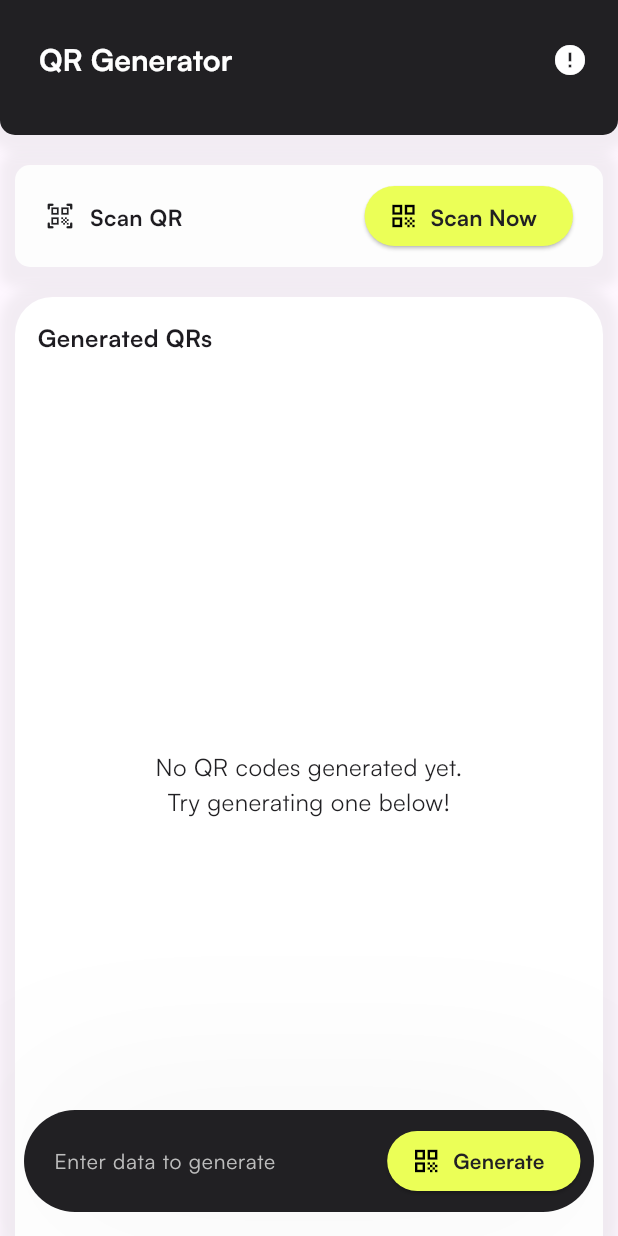
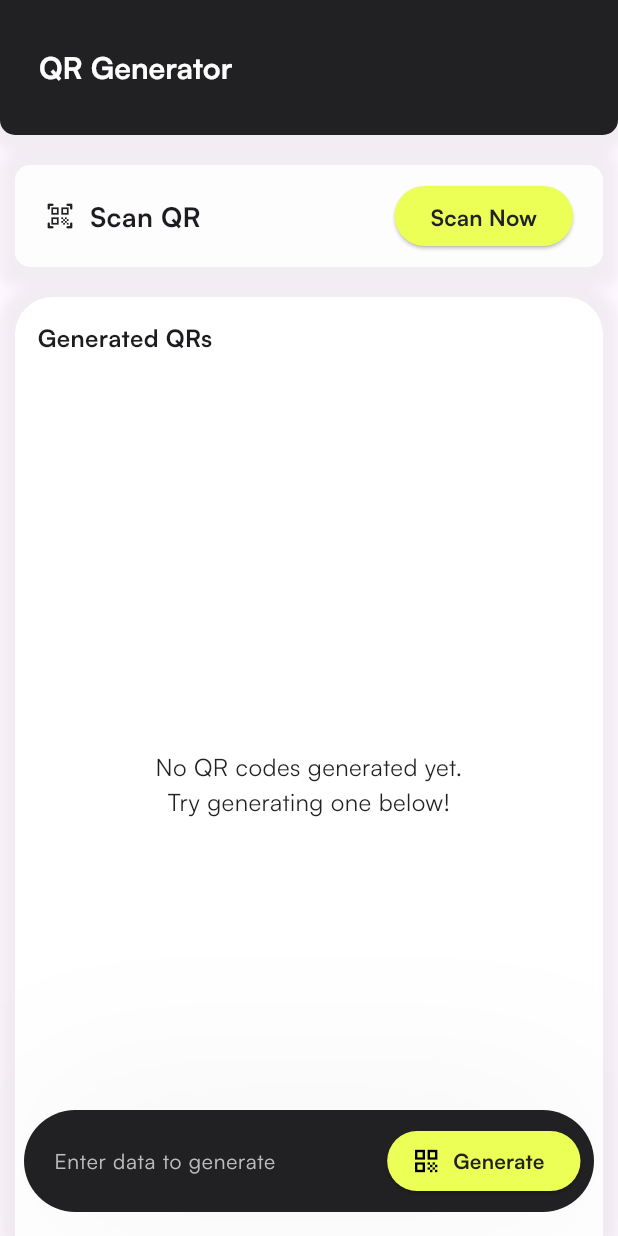
Before and after one commit to AswinAsok/qr-mvvm, a Flutter app: the GeneratorView screen opened by its route, on a phone screen of 412 x 824 dp. Run offline on Flutter 3.47's test engine with Material 3 defaults, Android fonts, the phone set to English and light mode, and no system bars; our stand-ins replace fluttertoast, go_router, hive, hive_flutter, lottie, qr_flutter; missing offline and left inert: mobile_scanner; accounts and stored records are empty; network calls fail.

Commit message:
fix(bugs)

```diff
--- a/lib/pages/qrgenerator.dart/generator_view.dart
+++ b/lib/pages/qrgenerator.dart/generator_view.dart
@@ -142,12 +142,15 @@ class _GeneratorViewState extends State<GeneratorView> {
             toolbarHeight: 80,
             title: Padding(
               padding: const EdgeInsets.all(10),
+              child: Container(
+                margin: EdgeInsets.only(top: 10),
                 child: Text(
                   'QR Generator',
                   style: TextStyle(
                     color: Colors.white,
                     fontSize: 20,
                     fontWeight: FontWeight.bold,
+                  ),
                 ),
               ),
             ),
@@ -158,15 +161,7 @@ class _GeneratorViewState extends State<GeneratorView> {
                 child: FutureBuilder<int>(
                   future: _fetchGitHubStars(),
                   builder: (context, snapshot) {
-                    if (snapshot.connectionState == ConnectionState.waiting) {
-                      return SizedBox(
-                        width: 20,
-                        height: 20,
-                        child: CircularProgressIndicator(color: Colors.white),
-                      );
-                    } else if (snapshot.hasError) {
-                      return Icon(Icons.error, color: Colors.white);
-                    } else {
+                    if (snapshot.data != null) {
                       return GestureDetector(
                         onTap: () async {
                           const url = 'https://github.com/AswinAsok/qr-mvvm';
@@ -177,6 +172,8 @@ class _GeneratorViewState extends State<GeneratorView> {
                             throw 'Could not launch $url';
                           }
                         },
+                        child: Container(
+                          margin: EdgeInsets.only(top: 10),
                           child: Row(
                             children: [
                               _showLottie
@@ -190,7 +187,10 @@ class _GeneratorViewState extends State<GeneratorView> {
                               ),
                             ],
                           ),
+                        ),
                       );
+                    } else {
+                      return SizedBox.shrink();
                     }
                   },
                 ),
@@ -297,7 +297,7 @@ class _GeneratorViewState extends State<GeneratorView> {
                             Text(
                               "Scan QR",
                               style: TextStyle(
-                                fontSize: 15,
+                                fontSize: 18,
                                 fontWeight: FontWeight.w600,
                               ),
                             ),
@@ -311,8 +311,6 @@ class _GeneratorViewState extends State<GeneratorView> {
                           onPressed: () {
                             context.go('/');
                           },
-                          icon: Icon(Icons.qr_code,
-                              color: Colors.black, size: 20),
                           label: Text(
                             "Scan Now",
                             style: TextStyle(
@@ -573,7 +571,11 @@ class _GeneratorViewState extends State<GeneratorView> {
                             backgroundColor: Color(0xFFEBFF57),
                             foregroundColor: Color(0xFF212023),
                           ),
-                          onPressed: () => viewModel.generateQRCode(),
+                          onPressed: () {
+                            viewModel.generateQRCode();
+                            FocusScope.of(context)
+                                .unfocus(); // automatically hide keyboard
+                          },
                           icon: Icon(Icons.qr_code,
                               color: Colors.black, size: 20),
                           label: Text(
```
Lines whose indentation alone changed are shown as unchanged.
